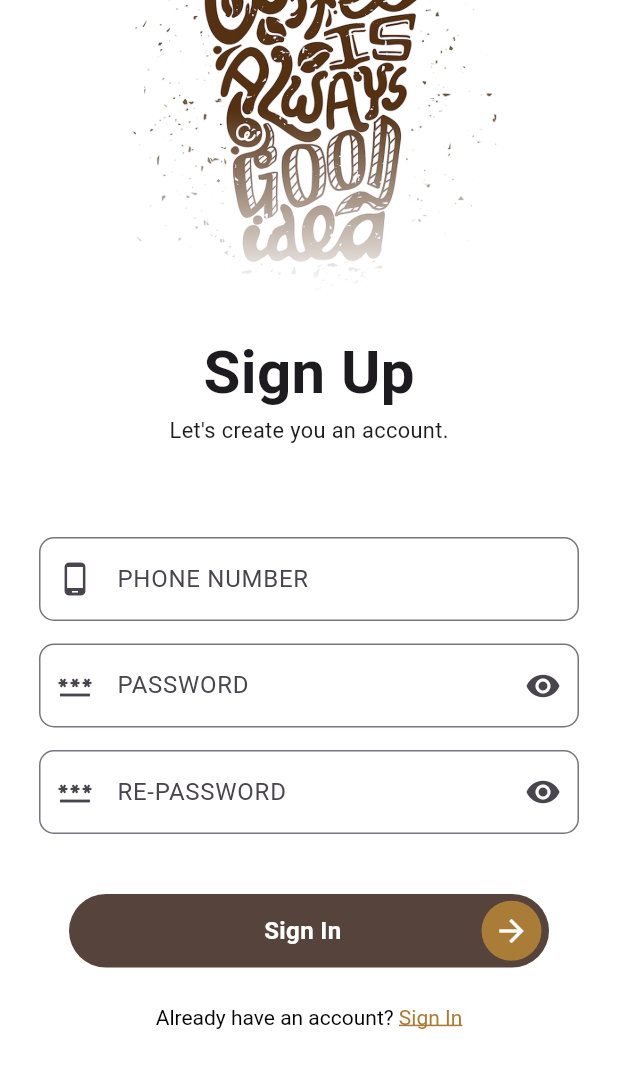
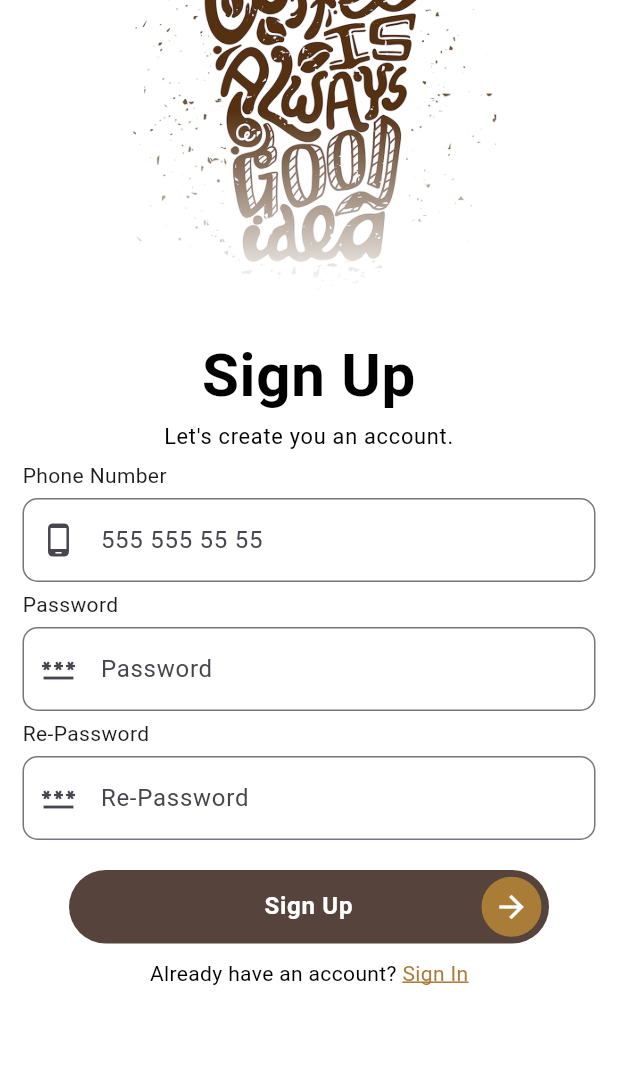
Before and after one commit to EnsAkyl/flutter-coffee-app-ui, a Flutter app: the SignUpPage screen opened by its route, on a phone screen of 412 x 824 dp. Shown: the top 1068 px of the screen. Run offline on Flutter 3.47's test engine with Material 3 defaults, Android fonts, the phone set to English and light mode, and no system bars; our stand-ins replace flutter_riverpod, gap, go_router.

Commit message:
refactor: Uygulama sayfları düzenlendi ve yönlendirme işlemleri yapıldı.

```diff
--- a/lib/config/config.dart
+++ b/lib/config/config.dart
@@ -1,2 +1 @@
 export 'routes/routes.dart';
-export 'theme/theme.dart';
--- a/lib/config/theme/theme.dart
+++ /dev/null
@@ -1 +0,0 @@
-export 'app_theme.dart';
--- a/lib/pages/sign_up_page.dart
+++ b/lib/pages/sign_up_page.dart
@@ -1,7 +1,8 @@
 import 'package:flutter/material.dart';
-import 'package:flutter/services.dart';
 import 'package:flutter_riverpod/flutter_riverpod.dart';
+import 'package:gap/gap.dart';
 import 'package:go_router/go_router.dart';
+import '../widgets/widget.dart';
 
 class SignUpPage extends ConsumerWidget {
   static SignUpPage builder(BuildContext context, GoRouterState state) =>
@@ -13,109 +14,64 @@ class SignUpPage extends ConsumerWidget {
   Widget build(BuildContext context, WidgetRef ref) {
     return Scaffold(
       backgroundColor: Colors.white,
-      body: Align(
+      body: SingleChildScrollView(
+        child: Align(
           alignment: Alignment.topCenter,
           child: Column(
             children: [
-            Image.asset("assets/images/coffee_cup_sign_in_up.png", height: 220),
-            const Text(
-              "Sign Up",
-              style: TextStyle(fontWeight: FontWeight.bold, fontSize: 40),
+              CenterImage(
+                height: 220,
+                imagePath: "assets/images/coffee_cup_sign_in_up.png",
               ),
-            const Text(
-              "Let's create you an account.",
-              style: TextStyle(fontSize: 14.5, fontWeight: FontWeight.w400),
+              DisplayText(
+                text: "Sign Up",
+                fontWeight: FontWeight.bold,
+                fontSize: 40,
               ),
-            SizedBox(height: 60),
-            Container(
-              width: 360,
-              child: TextField(
-                keyboardType: TextInputType.phone,
-                decoration: InputDecoration(
-                  labelText: "PHONE NUMBER",
+              DisplayText(text: "Let's create you an account.", fontSize: 14.5),
+              const Gap(5),
+              CommonTextField(
+                title: "Phone Number",
+                hintText: "555 555 55 55",
                 prefixIcon: Icon(Icons.phone_android),
-                  border: OutlineInputBorder(
-                    borderRadius: BorderRadius.circular(10),
               ),
+              const Gap(5),
+              CommonTextField(
+                title: "Password",
+                hintText: "Password",
+                isPassword: true,
+                prefixIcon: Icon(Icons.password),
               ),
-              ),
-            ),
-            SizedBox(height: 15),
-            Container(
-              width: 360,
-              child: TextField(
-                obscureText: true,
-                decoration: InputDecoration(
-                  labelText: "PASSWORD",
+              const Gap(5),
+              CommonTextField(
+                title: "Re-Password",
+                hintText: "Re-Password",
+                isPassword: true,
                 prefixIcon: Icon(Icons.password),
-                  suffixIcon: Icon(Icons.remove_red_eye),
-                  border: OutlineInputBorder(
-                    borderRadius: BorderRadius.circular(10),
-                  ),
-                ),
-              ),
-            ),
-            SizedBox(height: 15),
-            Container(
-              width: 360,
-              child: TextField(
-                obscureText: true,
-                decoration: InputDecoration(
-                  labelText: "RE-PASSWORD",
-                  prefixIcon: Icon(Icons.password),
-                  suffixIcon: Icon(Icons.remove_red_eye),
-                  border: OutlineInputBorder(
-                    borderRadius: BorderRadius.circular(10),
-                  ),
-                ),
-              ),
-            ),
-            SizedBox(height: 40),
-            Container(
-              width: 320,
-              height: 49,
-              decoration: BoxDecoration(
-                color: Color(0xff55433C),
-                borderRadius: BorderRadius.circular(30),
               ),
 
-              child: Padding(
-                padding: const EdgeInsets.only(left: 130, right: 5),
-                child: Row(
+              const Gap(20),
+              CommonButton(
+                padding: EdgeInsets.only(left: 130, right: 5),
+                containerHeight: 49,
+                containerWidth: 320,
+                onTap: () {},
+                text: "Sign Up",
+              ),
+              const Gap(10),
+              Row(
                 mainAxisAlignment: MainAxisAlignment.center,
-                  crossAxisAlignment: CrossAxisAlignment.center,
                 children: [
-                    const Text(
-                      "Sign In",
-                      style: TextStyle(
-                        fontSize: 16,
-                        fontWeight: FontWeight.w600,
-                        color: Colors.white,
-                      ),
-                    ),
-                    Spacer(flex: 2),
-                    CircleAvatar(
-                      backgroundColor: Color(0xffA97C37),
-                      child: Icon(Icons.arrow_forward, color: Colors.white),
-                    ),
-                  ],
-                ),
-              ),
-            ),
-            SizedBox(height: 25),
-            RichText(
-              text: TextSpan(
-                children: [
-                  TextSpan(
-                    text: "Already have an account? ",
+                  Text(
+                    "Already have an account? ",
                     style: TextStyle(
                       fontWeight: FontWeight.w400,
                       fontSize: 14,
                       color: Colors.black,
                     ),
                   ),
-                  TextSpan(
-                    text: "Sign In",
+                  Text(
+                    "Sign In",
                     style: TextStyle(
                       decoration: TextDecoration.underline,
                       decorationColor: Color(0xffA97C37),
@@ -127,8 +83,8 @@ class SignUpPage extends ConsumerWidget {
                   ),
                 ],
               ),
+            ],
           ),
-          ],
         ),
       ),
     );
--- a/lib/pages/welcome_page.dart
+++ b/lib/pages/welcome_page.dart
@@ -1,5 +1,4 @@
 import 'package:coffeeapp/config/config.dart';
-import 'package:coffeeapp/utils/utils.dart';
 import 'package:flutter/material.dart';
 import 'package:gap/gap.dart';
 import 'package:go_router/go_router.dart';
@@ -14,8 +13,6 @@ class WelcomePage extends ConsumerWidget {
 
   @override
   Widget build(BuildContext context, WidgetRef ref) {
-    final colors = context.colorScheme;
-    final deviceSize = context.deviceSize;
     return Scaffold(
       backgroundColor: Colors.white,
       body: SafeArea(
@@ -44,6 +41,7 @@ class WelcomePage extends ConsumerWidget {
             ),
             const Gap(15),
             CommonButton(
+              padding: EdgeInsets.only(left: 24, right: 5),
               onTap: () => context.push(RouteLocation.signIn),
               containerHeight: 49,
               containerWidth: 173,
--- a/lib/widgets/common_button.dart
+++ b/lib/widgets/common_button.dart
@@ -13,6 +13,7 @@ class CommonButton extends StatelessWidget {
     required this.text,
     this.fontSize,
     this.fontWeight,
+    required this.padding,
   });
 
   final double containerHeight;
@@ -21,22 +22,22 @@ class CommonButton extends StatelessWidget {
   final String text;
   final double? fontSize;
   final FontWeight? fontWeight;
+  final EdgeInsets padding;
 
   @override
   Widget build(BuildContext context) {
-    return Container(
-      height: containerHeight,
-      width: containerWidth,
+    return InkWell(
+      onTap: onTap,
+      child: Container(
+        height: containerHeight,
+        width: containerWidth,
 
-      decoration: BoxDecoration(
-        color: Color(0xff55433C),
-        borderRadius: BorderRadius.circular(25),
-      ),
-      child: InkWell(
-        onTap: onTap,
-
+        decoration: BoxDecoration(
+          color: Color(0xff55433C),
+          borderRadius: BorderRadius.circular(30),
+        ),
         child: Padding(
-          padding: const EdgeInsets.only(left: 24, right: 5),
+          padding: padding,
           child: Row(
             mainAxisAlignment: MainAxisAlignment.center,
             crossAxisAlignment: CrossAxisAlignment.center,
@@ -47,7 +48,7 @@ class CommonButton extends StatelessWidget {
                 fontSize: fontSize ?? 16,
                 fontWeight: fontWeight ?? FontWeight.w600,
               ),
-              const Gap(15),
+              const Spacer(flex: 2),
               CircleAvatar(
                 backgroundColor: Color(0xffA97C37),
                 child: Icon(Icons.arrow_forward, color: Colors.white),
--- /dev/null
+++ b/lib/widgets/common_text_field.dart
@@ -0,0 +1,48 @@
+import 'package:coffeeapp/utils/extensions.dart';
+import 'package:flutter/material.dart';
+import 'package:gap/gap.dart';
+
+class CommonTextField extends StatelessWidget {
+  const CommonTextField({
+    super.key,
+    required this.title,
+    required this.hintText,
+    this.prefixIcon,
+    this.isPassword = false,
+  });
+
+  final String title;
+  final String hintText;
+  final Widget? prefixIcon;
+  final bool isPassword;
+
+  @override
+  Widget build(BuildContext context) {
+    return Padding(
+      padding: EdgeInsets.only(left: 15, right: 15),
+      child: Column(
+        crossAxisAlignment: CrossAxisAlignment.stretch,
+
+        children: [
+          Text(title, style: context.textTheme.bodyMedium),
+          const Gap(5),
+          TextField(
+            obscureText: isPassword,
+            decoration: InputDecoration(
+              hintText: hintText,
+
+              prefixIcon: prefixIcon,
+              border: OutlineInputBorder(
+                borderRadius: BorderRadius.circular(10),
+              ),
+            ),
+            onTapOutside: (event) {
+              FocusManager.instance.primaryFocus?.unfocus();
+            },
+            onChanged: (value) {},
+          ),
+        ],
+      ),
+    );
+  }
+}
--- a/lib/widgets/widget.dart
+++ b/lib/widgets/widget.dart
@@ -1,3 +1,4 @@
 export 'common_button.dart';
 export 'display_text.dart';
 export 'center_image.dart';
+export 'common_text_field.dart';
```
Also changed, not shown: lib/config/theme/app_theme.dart (deleted, +0 -38 lines), lib/pages/sign_in_page.dart (+45 -83 lines), 1 other file. Lines whose indentation alone changed are shown as unchanged.
